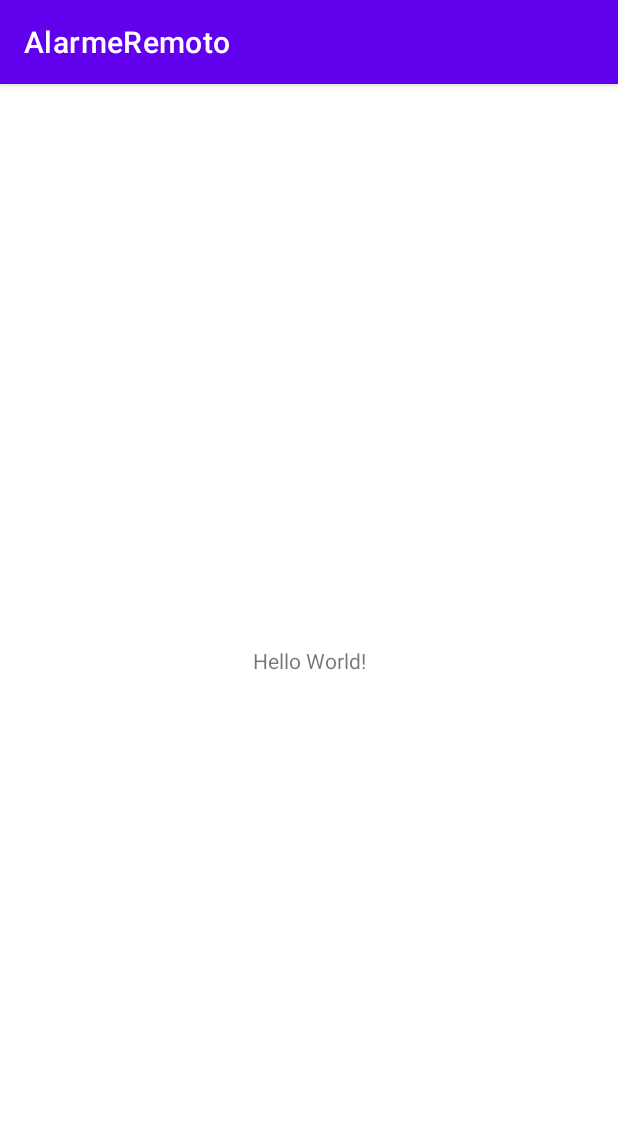
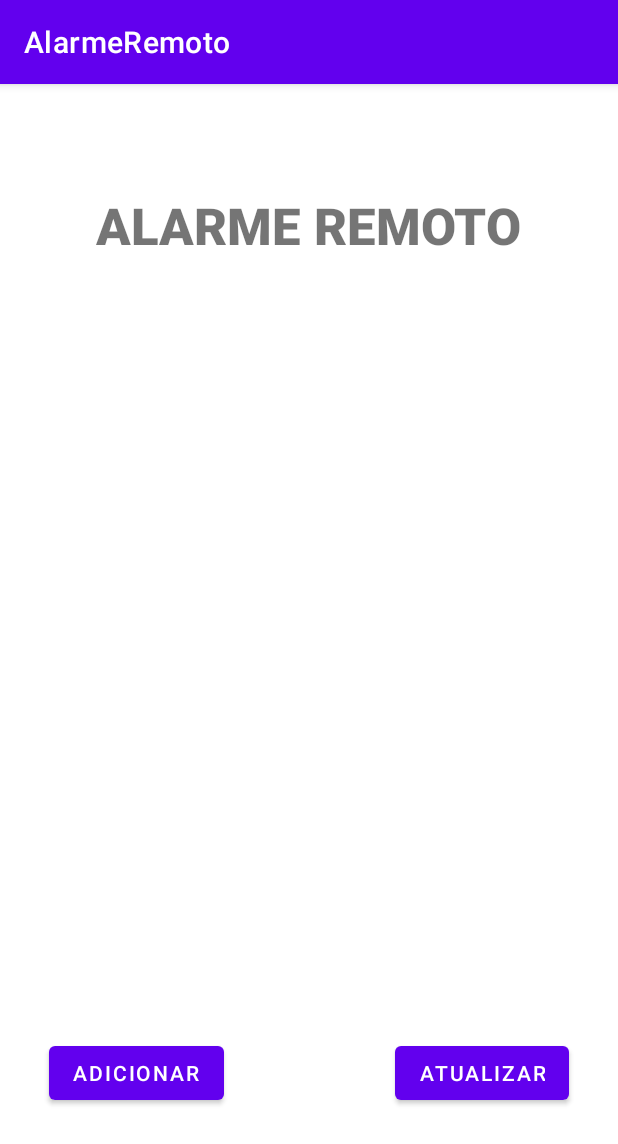
Before and after one commit to DaviWT/AlarmeRemoto, an Android app: the screen it shows after launch (MainActivity), on a phone screen of 412 x 824 dp. Shown: the top 1144 px of the screen. Run offline under Robolectric (Android 15) with nearby library versions, the phone set to English and light mode, and no system bars.

Commit message:
Início do layout da tela principal; Lógica de teste do botão "Adicionar" alterando o texto.

```diff
--- a/app/src/main/java/com/example/alarmeremoto/MainActivity.java
+++ b/app/src/main/java/com/example/alarmeremoto/MainActivity.java
@@ -1,14 +1,46 @@
+/*
+    Trabalho de Conclusao de Curso 2021
+    Electronics Engineering - UTFPR
+
+    ALARME REMOTO
+
+    Alunos:
+    - Adriano Ricardo de Abreu Gamba
+    - Davi Wei Tokikawa
+    - Erika Maria Capote Both
+ */
+
 package com.example.alarmeremoto;
 
 import androidx.appcompat.app.AppCompatActivity;
+import android.widget.Button;
+import android.view.View;
+import android.widget.TextView;
 
 import android.os.Bundle;
 
 public class MainActivity extends AppCompatActivity {
 
+    TextView textView;
+    Button buttonAdd;
+    Button buttonRefresh;
+
     @Override
     protected void onCreate(Bundle savedInstanceState) {
         super.onCreate(savedInstanceState);
         setContentView(R.layout.activity_main);
+
+        textView = (TextView) findViewById(R.id.textView);
+        buttonAdd = findViewById(R.id.button1);
+        buttonRefresh = findViewById(R.id.button2);
+
+        buttonAdd.setOnClickListener(new View.OnClickListener() {
+            int counter = 0;
+            public void onClick(View v) {
+                // Code here executes on main thread after user presses button
+                textView.setText(counter % 2 == 0 ? "ALARME REMOTO" : "GAIOLA DE JAVALI");
+                counter++;
+            }
+        });
     }
 }
--- a/app/src/main/res/layout/activity_main.xml
+++ b/app/src/main/res/layout/activity_main.xml
@@ -7,12 +7,58 @@
     tools:context=".MainActivity">
 
     <TextView
+        android:id="@+id/textView"
+        android:layout_width="328dp"
+        android:layout_height="48dp"
+        android:fontFamily="sans-serif-black"
+        android:text="ALARME REMOTO"
+        android:textAlignment="center"
+        android:textSize="34sp"
+        android:clickable="true"
+        app:layout_constraintBottom_toBottomOf="parent"
+        app:layout_constraintHorizontal_bias="0.493"
+        app:layout_constraintLeft_toLeftOf="parent"
+        app:layout_constraintRight_toRightOf="parent"
+        app:layout_constraintTop_toTopOf="parent"
+        app:layout_constraintVertical_bias="0.099" />
+
+    <Button
+        android:id="@+id/button1"
         android:layout_width="wrap_content"
         android:layout_height="wrap_content"
-        android:text="Hello World!"
+        android:text="ADICIONAR"
         app:layout_constraintBottom_toBottomOf="parent"
-        app:layout_constraintLeft_toLeftOf="parent"
-        app:layout_constraintRight_toRightOf="parent"
-        app:layout_constraintTop_toTopOf="parent" />
+        app:layout_constraintEnd_toEndOf="parent"
+        app:layout_constraintHorizontal_bias="0.11"
+        app:layout_constraintStart_toStartOf="parent"
+        app:layout_constraintTop_toTopOf="parent"
+        app:layout_constraintVertical_bias="0.882" />
+
+    <Button
+        android:id="@+id/button2"
+        android:layout_width="wrap_content"
+        android:layout_height="wrap_content"
+        android:text="ATUALIZAR"
+        app:layout_constraintBottom_toBottomOf="parent"
+        app:layout_constraintEnd_toEndOf="parent"
+        app:layout_constraintHorizontal_bias="0.889"
+        app:layout_constraintStart_toStartOf="parent"
+        app:layout_constraintTop_toTopOf="parent"
+        app:layout_constraintVertical_bias="0.882" />
+
+    <ScrollView
+        android:layout_width="353dp"
+        android:layout_height="456dp"
+        app:layout_constraintBottom_toBottomOf="parent"
+        app:layout_constraintEnd_toEndOf="parent"
+        app:layout_constraintStart_toStartOf="parent"
+        app:layout_constraintTop_toTopOf="parent"
+        app:layout_constraintVertical_bias="0.461">
+
+        <LinearLayout
+            android:layout_width="match_parent"
+            android:layout_height="wrap_content"
+            android:orientation="vertical" />
+    </ScrollView>
 
 </androidx.constraintlayout.widget.ConstraintLayout>
```
